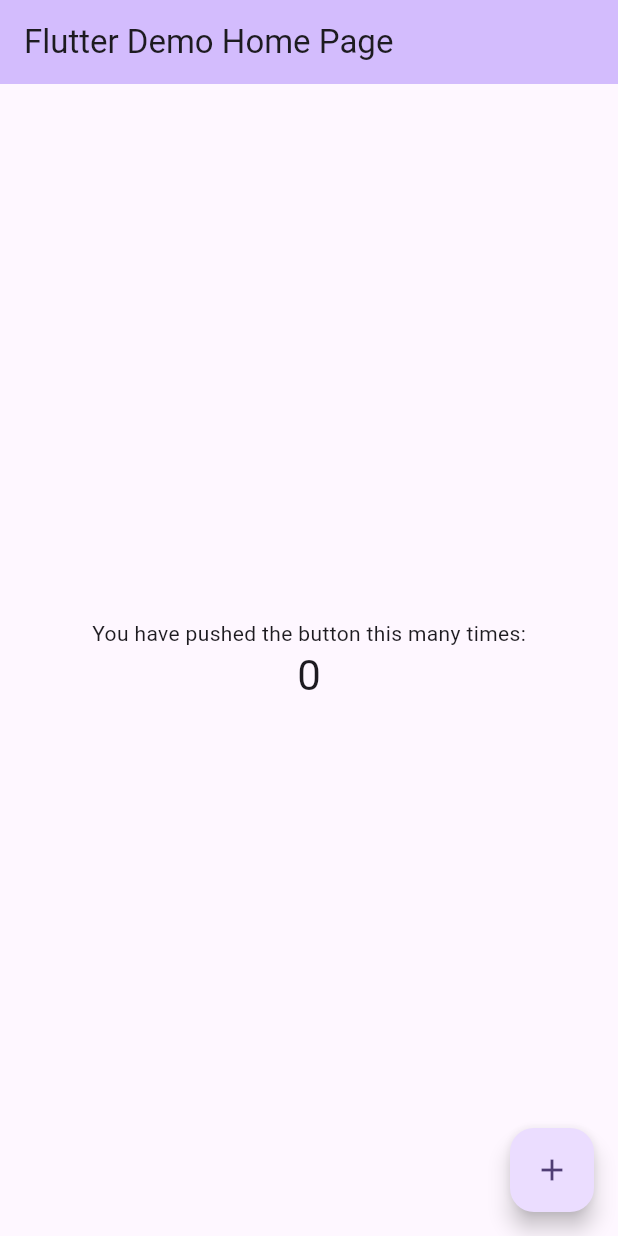
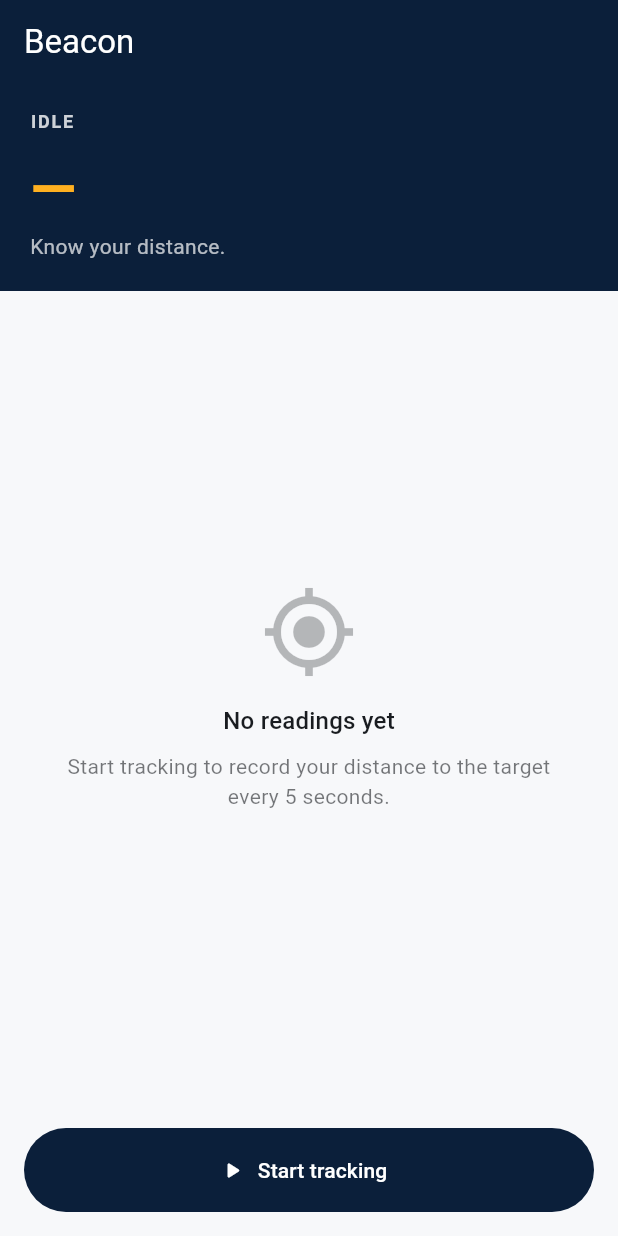
Before and after one commit to kulotski321/Beacon-app, a Flutter app: the screen it shows after launch, on a phone screen of 412 x 824 dp. Run offline on Flutter 3.47's test engine with Material 3 defaults, Android fonts, the phone set to English and light mode, and no system bars; our stand-ins replace flutter_riverpod, geolocator, hive_ce, hive_ce_flutter; accounts and stored records are empty.

Commit message:
Add home UI and app bootstrap
Phase 4 presentation layer + bootstrap, replacing the default counter app:

- main.dart boots Hive (initFlutter), opens the readings box, and wraps the app in a shared ProviderScope

- app.dart: MaterialApp with the Beacon theme (navy primary, amber accent, Material 3)

- home_screen: status banner with latest distance, filter, readings list, empty state, start/stop toggle; errors shown as a snackbar, with an Open-settings dialog for permanently-denied location

- widgets: TrackingToggle, FilterSelector (All/5/10/15/20), ReadingTile, and a pulsing LIVE badge

Adds a failure field to TrackingState (set on permission errors) so the UI can offer Open settings only when settings are the fix, plus a controller passthrough to open them. Default counter widget test replaced with an app smoke test.

```diff
--- /dev/null
+++ b/lib/app.dart
@@ -0,0 +1,36 @@
+import 'package:flutter/material.dart';
+
+import 'presentation/screens/home_screen.dart';
+
+/// Beacon brand palette (see knowledge-base PRD §1).
+const Color _navy = Color(0xFF0B1F3A);
+const Color _amber = Color(0xFFFFB020);
+const Color _surface = Color(0xFFF7F8FA);
+
+class BeaconApp extends StatelessWidget {
+  const BeaconApp({super.key});
+
+  @override
+  Widget build(BuildContext context) {
+    final colorScheme = ColorScheme.fromSeed(
+      seedColor: _navy,
+      brightness: Brightness.light,
+    ).copyWith(primary: _navy, secondary: _amber);
+
+    return MaterialApp(
+      title: 'Beacon',
+      debugShowCheckedModeBanner: false,
+      theme: ThemeData(
+        useMaterial3: true,
+        colorScheme: colorScheme,
+        scaffoldBackgroundColor: _surface,
+        appBarTheme: const AppBarTheme(
+          backgroundColor: _navy,
+          foregroundColor: Colors.white,
+          elevation: 0,
+        ),
+      ),
+      home: const HomeScreen(),
+    );
+  }
+}
--- a/lib/application/tracking_state.dart
+++ b/lib/application/tracking_state.dart
@@ -1,5 +1,6 @@
 import '../data/models/location_reading.dart';
 import '../data/models/target.dart';
+import '../data/sources/location_service.dart';
 
 /// The phases of the tracking lifecycle (FR-1).
 enum TrackingStatus { idle, fetchingTarget, tracking, error }
@@ -13,6 +14,7 @@ class TrackingState {
     this.readings = const [],
     this.filter,
     this.errorMessage,
+    this.failure,
   });
 
   final TrackingStatus status;
@@ -25,6 +27,10 @@ class TrackingState {
   final int? filter;
 
   final String? errorMessage;
+
+  /// The specific location failure, when [status] is `error` due to permissions.
+  /// Lets the UI offer "open settings" for the permanently-denied case.
+  final LocationFailure? failure;
 
   bool get isTracking => status == TrackingStatus.tracking;
   bool get isFetchingTarget => status == TrackingStatus.fetchingTarget;
@@ -47,6 +53,7 @@ class TrackingState {
     List<LocationReading>? readings,
     Object? filter = _unset,
     Object? errorMessage = _unset,
+    Object? failure = _unset,
   }) {
     return TrackingState(
       status: status ?? this.status,
@@ -56,6 +63,9 @@ class TrackingState {
       errorMessage: identical(errorMessage, _unset)
           ? this.errorMessage
           : errorMessage as String?,
+      failure: identical(failure, _unset)
+          ? this.failure
+          : failure as LocationFailure?,
     );
   }
 }
--- a/lib/data/repositories/tracking_repository.dart
+++ b/lib/data/repositories/tracking_repository.dart
@@ -53,4 +53,7 @@ class TrackingRepository {
   List<LocationReading> readings() => _readingStore.getAll();
 
   Future<void> clearReadings() => _readingStore.clear();
+
+  /// Opens the OS location settings — for recovering from "denied forever".
+  Future<bool> openLocationSettings() => _locationService.openAppSettings();
 }
--- a/lib/main.dart
+++ b/lib/main.dart
@@ -1,122 +1,23 @@
 import 'package:flutter/material.dart';
+import 'package:flutter_riverpod/flutter_riverpod.dart';
+import 'package:hive_ce_flutter/hive_ce_flutter.dart';
 
-void main() {
-  runApp(const MyApp());
+import 'app.dart';
+import 'application/providers.dart';
+
+Future<void> main() async {
+  WidgetsFlutterBinding.ensureInitialized();
+  await Hive.initFlutter();
+
+  // Open the Hive box before the UI reads it, sharing one container so the
+  // initialised store is the same instance the providers expose.
+  final container = ProviderContainer();
+  await container.read(readingStoreProvider).init();
+
+  runApp(
+    UncontrolledProviderScope(
+      container: container,
+      child: const BeaconApp(),
+    ),
+  );
 }
-
-class MyApp extends StatelessWidget {
-  const MyApp({super.key});
-
-  // This widget is the root of your application.
-  @override
-  Widget build(BuildContext context) {
-    return MaterialApp(
-      title: 'Flutter Demo',
-      theme: ThemeData(
-        // This is the theme of your application.
-        //
-        // TRY THIS: Try running your application with "flutter run". You'll see
-        // the application has a purple toolbar. Then, without quitting the app,
-        // try changing the seedColor in the colorScheme below to Colors.green
-        // and then invoke "hot reload" (save your changes or press the "hot
-        // reload" button in a Flutter-supported IDE, or press "r" if you used
-        // the command line to start the app).
-        //
-        // Notice that the counter didn't reset back to zero; the application
-        // state is not lost during the reload. To reset the state, use hot
-        // restart instead.
-        //
-        // This works for code too, not just values: Most code changes can be
-        // tested with just a hot reload.
-        colorScheme: .fromSeed(seedColor: Colors.deepPurple),
-      ),
-      home: const MyHomePage(title: 'Flutter Demo Home Page'),
-    );
-  }
-}
-
-class MyHomePage extends StatefulWidget {
-  const MyHomePage({super.key, required this.title});
-
-  // This widget is the home page of your application. It is stateful, meaning
-  // that it has a State object (defined below) that contains fields that affect
-  // how it looks.
-
-  // This class is the configuration for the state. It holds the values (in this
-  // case the title) provided by the parent (in this case the App widget) and
-  // used by the build method of the State. Fields in a Widget subclass are
-  // always marked "final".
-
-  final String title;
-
-  @override
-  State<MyHomePage> createState() => _MyHomePageState();
-}
-
-class _MyHomePageState extends State<MyHomePage> {
-  int _counter = 0;
-
-  void _incrementCounter() {
-    setState(() {
-      // This call to setState tells the Flutter framework that something has
-      // changed in this State, which causes it to rerun the build method below
-      // so that the display can reflect the updated values. If we changed
-      // _counter without calling setState(), then the build method would not be
-      // called again, and so nothing would appear to happen.
-      _counter++;
-    });
-  }
-
-  @override
-  Widget build(BuildContext context) {
-    // This method is rerun every time setState is called, for instance as done
-    // by the _incrementCounter method above.
-    //
-    // The Flutter framework has been optimized to make rerunning build methods
-    // fast, so that you can just rebuild anything that needs updating rather
-    // than having to individually change instances of widgets.
-    return Scaffold(
-      appBar: AppBar(
-        // TRY THIS: Try changing the color here to a specific color (to
-        // Colors.amber, perhaps?) and trigger a hot reload to see the AppBar
-        // change color while the other colors stay the same.
-        backgroundColor: Theme.of(context).colorScheme.inversePrimary,
-        // Here we take the value from the MyHomePage object that was created by
-        // the App.build method, and use it to set our appbar title.
-        title: Text(widget.title),
-      ),
-      body: Center(
-        // Center is a layout widget. It takes a single child and positions it
-        // in the middle of the parent.
-        child: Column(
-          // Column is also a layout widget. It takes a list of children and
-          // arranges them vertically. By default, it sizes itself to fit its
-          // children horizontally, and tries to be as tall as its parent.
-          //
-          // Column has various properties to control how it sizes itself and
-          // how it positions its children. Here we use mainAxisAlignment to
-          // center the children vertically; the main axis here is the vertical
-          // axis because Columns are vertical (the cross axis would be
-          // horizontal).
-          //
-          // TRY THIS: Invoke "debug painting" (choose the "Toggle Debug Paint"
-          // action in the IDE, or press "p" in the console), to see the
-          // wireframe for each widget.
-          mainAxisAlignment: .center,
-          children: [
-            const Text('You have pushed the button this many times:'),
-            Text(
-              '$_counter',
-              style: Theme.of(context).textTheme.headlineMedium,
-            ),
-          ],
-        ),
-      ),
-      floatingActionButton: FloatingActionButton(
-        onPressed: _incrementCounter,
-        tooltip: 'Increment',
-        child: const Icon(Icons.add),
-      ),
-    );
-  }
-}
--- /dev/null
+++ b/lib/presentation/screens/home_screen.dart
@@ -0,0 +1,248 @@
+import 'package:flutter/material.dart';
+import 'package:flutter_riverpod/flutter_riverpod.dart';
+
+import '../../application/tracking_controller.dart';
+import '../../application/tracking_state.dart';
+import '../../core/utils/formatters.dart';
+import '../../data/sources/location_service.dart';
+import '../widgets/filter_selector.dart';
+import '../widgets/reading_tile.dart';
+import '../widgets/tracking_toggle.dart';
+
+class HomeScreen extends ConsumerWidget {
+  const HomeScreen({super.key});
+
+  @override
+  Widget build(BuildContext context, WidgetRef ref) {
+    // Surface errors as they occur: a dialog for permanently-denied permission
+    // (which only Settings can fix), a snackbar for everything else.
+    ref.listen<TrackingState>(trackingControllerProvider, (previous, next) {
+      final isNewError = next.hasError &&
+          next.errorMessage != null &&
+          next.errorMessage != previous?.errorMessage;
+      if (!isNewError) return;
+      if (next.failure == LocationFailure.permissionDeniedForever) {
+        _showPermissionDialog(context, ref, next.errorMessage!);
+      } else {
+        ScaffoldMessenger.of(context)
+          ..hideCurrentSnackBar()
+          ..showSnackBar(SnackBar(content: Text(next.errorMessage!)));
+      }
+    });
+
+    final state = ref.watch(trackingControllerProvider);
+    final readings = state.visibleReadings;
+
+    return Scaffold(
+      appBar: AppBar(
+        title: const Text('Beacon'),
+        actions: [
+          if (state.isTracking)
+            const Padding(
+              padding: EdgeInsets.only(right: 16),
+              child: Center(child: _LiveIndicator()),
+            ),
+        ],
+      ),
+      body: Column(
+        children: [
+          _StatusBanner(state: state),
+          if (readings.isNotEmpty)
+            Padding(
+              padding: const EdgeInsets.fromLTRB(16, 12, 16, 0),
+              child: FilterSelector(
+                filter: state.filter,
+                onChanged:
+                    ref.read(trackingControllerProvider.notifier).setFilter,
+              ),
+            ),
+          Expanded(
+            child: readings.isEmpty
+                ? const _EmptyState()
+                : ListView.separated(
+                    padding: const EdgeInsets.symmetric(vertical: 8),
+                    itemCount: readings.length,
+                    separatorBuilder: (_, _) =>
+                        const Divider(height: 1, indent: 16, endIndent: 16),
+                    itemBuilder: (context, index) =>
+                        ReadingTile(reading: readings[index]),
+                  ),
+          ),
+          SafeArea(
+            top: false,
+            child: Padding(
+              padding: const EdgeInsets.all(16),
+              child: const TrackingToggle(),
+            ),
+          ),
+        ],
+      ),
+    );
+  }
+
+  Future<void> _showPermissionDialog(
+    BuildContext context,
+    WidgetRef ref,
+    String message,
+  ) {
+    return showDialog<void>(
+      context: context,
+      builder: (dialogContext) => AlertDialog(
+        title: const Text('Location permission needed'),
+        content: Text(message),
+        actions: [
+          TextButton(
+            onPressed: () => Navigator.pop(dialogContext),
+            child: const Text('Not now'),
+          ),
+          FilledButton(
+            onPressed: () {
+              Navigator.pop(dialogContext);
+              ref
+                  .read(trackingControllerProvider.notifier)
+                  .openLocationSettings();
+            },
+            child: const Text('Open settings'),
+          ),
+        ],
+      ),
+    );
+  }
+}
+
+/// Navy header showing tracking status and the latest distance to the target.
+class _StatusBanner extends StatelessWidget {
+  const _StatusBanner({required this.state});
+
+  final TrackingState state;
+
+  @override
+  Widget build(BuildContext context) {
+    final scheme = Theme.of(context).colorScheme;
+    final latest =
+        state.visibleReadings.isNotEmpty ? state.visibleReadings.first : null;
+
+    final label = switch (state.status) {
+      TrackingStatus.idle => 'Idle',
+      TrackingStatus.fetchingTarget => 'Fetching target…',
+      TrackingStatus.tracking => 'Tracking',
+      TrackingStatus.error => 'Stopped — error',
+    };
+
+    return Container(
+      width: double.infinity,
+      color: scheme.primary,
+      padding: const EdgeInsets.fromLTRB(20, 16, 20, 20),
+      child: Column(
+        crossAxisAlignment: CrossAxisAlignment.start,
+        children: [
+          Text(
+            label.toUpperCase(),
+            style: TextStyle(
+              color: Colors.white.withValues(alpha: 0.8),
+              fontSize: 12,
+              letterSpacing: 1.2,
+              fontWeight: FontWeight.w600,
+            ),
+          ),
+          const SizedBox(height: 8),
+          Text(
+            latest != null ? formatDistance(latest.distanceMeters) : '—',
+            style: TextStyle(
+              color: scheme.secondary,
+              fontSize: 40,
+              fontWeight: FontWeight.bold,
+            ),
+          ),
+          Text(
+            latest != null ? 'to target' : 'Know your distance.',
+            style: TextStyle(color: Colors.white.withValues(alpha: 0.7)),
+          ),
+        ],
+      ),
+    );
+  }
+}
+
+class _EmptyState extends StatelessWidget {
+  const _EmptyState();
+
+  @override
+  Widget build(BuildContext context) {
+    final scheme = Theme.of(context).colorScheme;
+    return Center(
+      child: Padding(
+        padding: const EdgeInsets.all(32),
+        child: Column(
+          mainAxisSize: MainAxisSize.min,
+          children: [
+            Icon(
+              Icons.my_location_outlined,
+              size: 64,
+              color: scheme.onSurface.withValues(alpha: 0.3),
+            ),
+            const SizedBox(height: 16),
+            Text('No readings yet', style: Theme.of(context).textTheme.titleMedium),
+            const SizedBox(height: 8),
+            Text(
+              'Start tracking to record your distance to the target every '
+              '5 seconds.',
+              textAlign: TextAlign.center,
+              style: TextStyle(color: scheme.onSurface.withValues(alpha: 0.6)),
+            ),
+          ],
+        ),
+      ),
+    );
+  }
+}
+
+/// Pulsing amber "LIVE" badge shown in the app bar while tracking.
+class _LiveIndicator extends StatefulWidget {
+  const _LiveIndicator();
+
+  @override
+  State<_LiveIndicator> createState() => _LiveIndicatorState();
+}
+
+class _LiveIndicatorState extends State<_LiveIndicator>
+    with SingleTickerProviderStateMixin {
+  late final AnimationController _controller = AnimationController(
+    vsync: this,
+    duration: const Duration(milliseconds: 900),
+  )..repeat(reverse: true);
+
+  @override
+  void dispose() {
+    _controller.dispose();
+    super.dispose();
+  }
+
+  @override
+  Widget build(BuildContext context) {
+    final amber = Theme.of(context).colorScheme.secondary;
+    return FadeTransition(
+      opacity: Tween<double>(begin: 0.3, end: 1).animate(_controller),
+      child: Row(
+        mainAxisSize: MainAxisSize.min,
+        children: [
+          Container(
+            width: 8,
+            height: 8,
+            decoration: BoxDecoration(color: amber, shape: BoxShape.circle),
+          ),
+          const SizedBox(width: 6),
+          const Text(
+            'LIVE',
+            style: TextStyle(
+              color: Colors.white,
+              fontSize: 12,
+              fontWeight: FontWeight.bold,
+              letterSpacing: 1,
+            ),
+          ),
+        ],
+      ),
+    );
+  }
+}
--- /dev/null
+++ b/lib/presentation/widgets/tracking_toggle.dart
@@ -0,0 +1,47 @@
+import 'package:flutter/material.dart';
+import 'package:flutter_riverpod/flutter_riverpod.dart';
+
+import '../../application/tracking_controller.dart';
+
+/// The start/stop control. Amber while tracking, navy when idle, and a spinner
+/// while the target is being fetched.
+class TrackingToggle extends ConsumerWidget {
+  const TrackingToggle({super.key});
+
+  @override
+  Widget build(BuildContext context, WidgetRef ref) {
+    final state = ref.watch(trackingControllerProvider);
+    final controller = ref.read(trackingControllerProvider.notifier);
+    final scheme = Theme.of(context).colorScheme;
+
+    final isTracking = state.isTracking;
+    final isBusy = state.isFetchingTarget;
+
+    return SizedBox(
+      width: double.infinity,
+      height: 56,
+      child: FilledButton.icon(
+        onPressed:
+            isBusy ? null : (isTracking ? controller.stop : controller.start),
+        style: FilledButton.styleFrom(
+          backgroundColor: isTracking ? scheme.secondary : scheme.primary,
+          foregroundColor: isTracking ? Colors.black87 : Colors.white,
+        ),
+        icon: isBusy
+            ? const SizedBox(
+                width: 20,
+                height: 20,
+                child: CircularProgressIndicator(strokeWidth: 2),
+              )
+            : Icon(isTracking ? Icons.stop_rounded : Icons.play_arrow_rounded),
+        label: Text(
+          isBusy
+              ? 'Starting…'
+              : isTracking
+                  ? 'Stop tracking'
+                  : 'Start tracking',
+        ),
+      ),
+    );
+  }
+}
```
Also changed, not shown: lib/application/tracking_controller.dart (+8 -2 lines), lib/presentation/widgets/filter_selector.dart (added, +39 -0 lines), lib/presentation/widgets/reading_tile.dart (added, +54 -0 lines), 2 other files.
